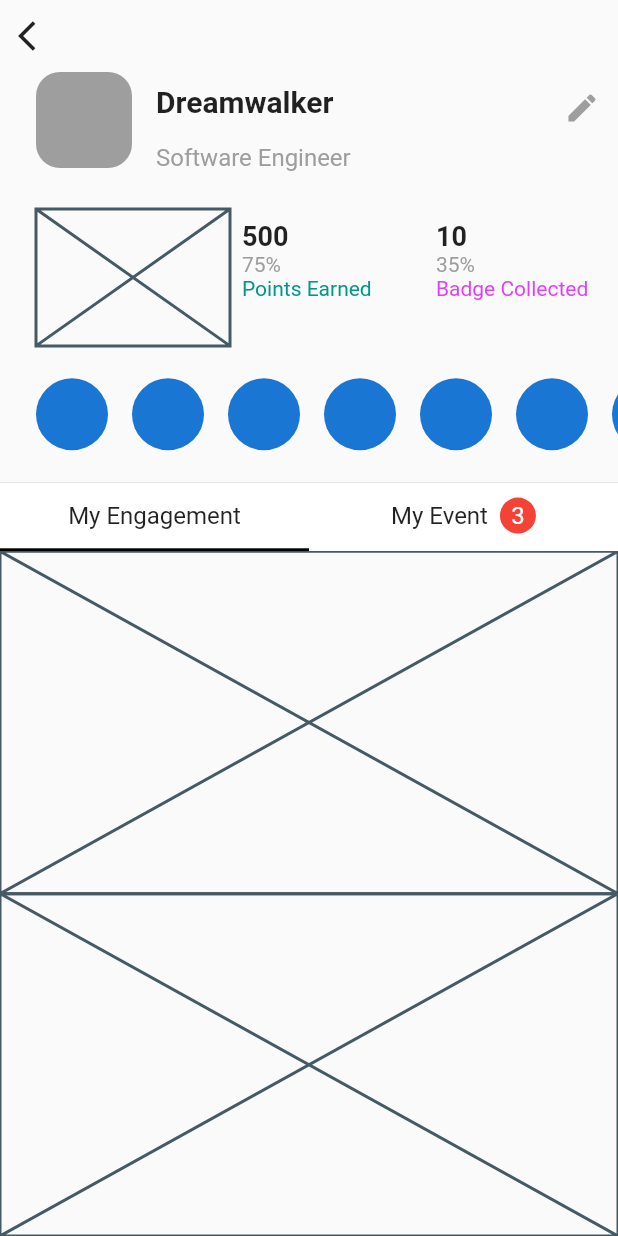
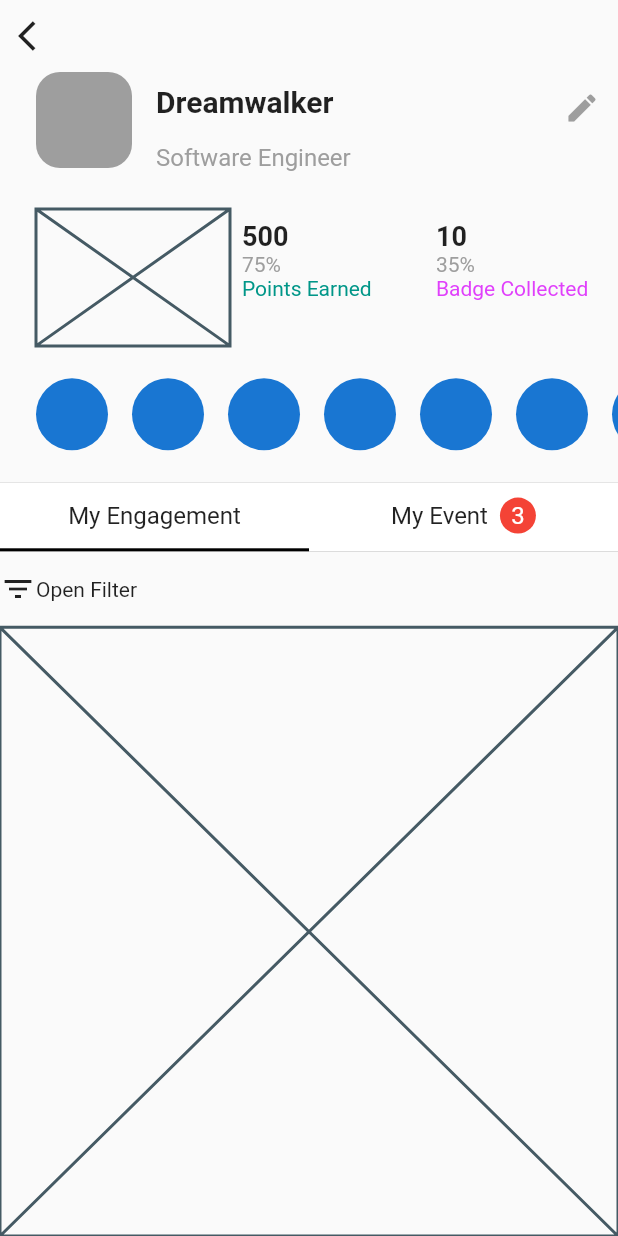
Before and after one commit to JAICHANGPARK/flutter_notebook_11th_story, a Flutter app: the IrysProfilePage screen opened directly, on a phone screen of 412 x 824 dp. Run offline on Flutter 3.47's test engine with Material 2 defaults, Android fonts, the phone set to English and light mode, and no system bars; our stand-ins replace backdrop, badges, flutter_inner_drawer, flutter_slidable, flutter_swiper, google_fonts; network calls fail.

Commit message:
Update irys_profile_page.dart

```diff
--- a/lib/ep727_irys_mobile_app/ui/irys_profile_page.dart
+++ b/lib/ep727_irys_mobile_app/ui/irys_profile_page.dart
@@ -233,8 +233,17 @@ class _IrysProfilePageState extends State<IrysProfilePage> {
                 children: [
                   Column(
                     children: [
-                      Expanded(child: Placeholder()),
-                      Expanded(child: Placeholder())
+                      Expanded(
+                          flex:1,
+                          child: Row(
+                            children: [
+                              Icon(Icons.filter_list),
+                              Text("Open Filter")
+                            ],
+                          )),
+                      Expanded(
+                          flex: 8,
+                          child: Placeholder())
                     ],
                   ),
                 ],
```
